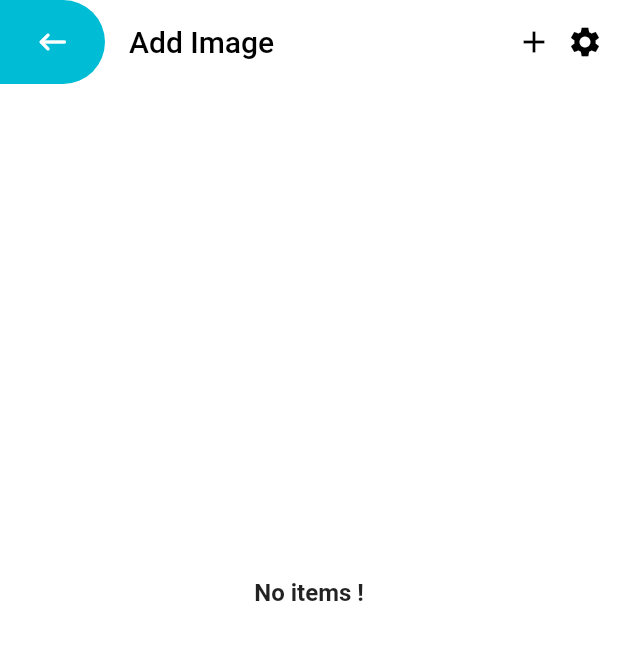
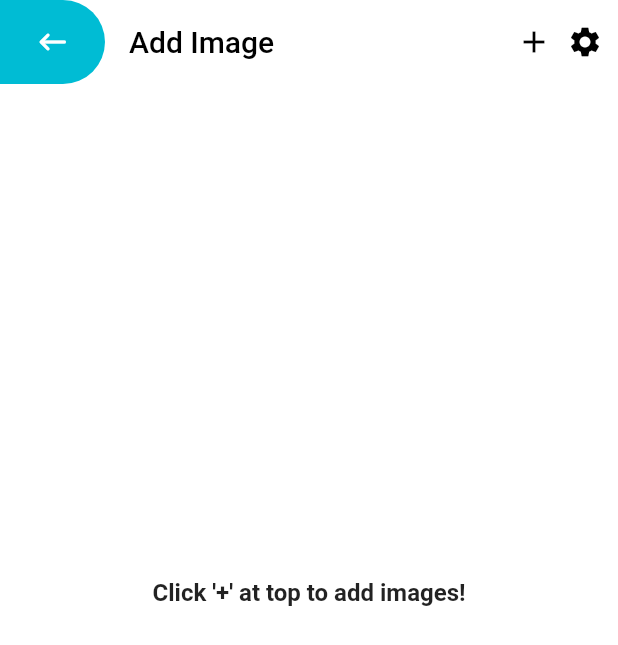
Before and after one commit to sivaprasadnk/pdf_creator, a Flutter app: the CreateScreen screen opened by its route, after a tap on "Gallery", on a phone screen of 412 x 824 dp. Shown: the top 645 px of the screen. Run offline on Flutter 3.47's test engine with Material 2 defaults, Android fonts, the phone set to English and light mode, and no system bars; our stand-ins replace image_picker, open_filex, pdf, printing; missing offline and left inert: flutter_quill.

Commit message:
updating ui

```diff
--- a/lib/main.dart
+++ b/lib/main.dart
@@ -41,7 +41,6 @@ class MyApp extends StatelessWidget {
           title: 'Pdf Creator',
           theme: ThemeData(
             primarySwatch: Colors.cyan,
-            // primarySwatch: Colors.red,
           ),
           home: const HomeScreen(),
           routes: routes,
--- a/lib/utils/data.dart
+++ b/lib/utils/data.dart
@@ -1,6 +1,10 @@
 import 'package:flutter/material.dart';
 import 'package:pdf_creator/views/create/create.screen.dart';
 import 'package:pdf_creator/views/saved/saved.lists.dart';
+
+enum SavedView { list, grid }
+
+enum SavedSort { asc, desc }
 
 class HomeMenu {
   String title;
--- a/lib/views/common/create.list.item.dart
+++ b/lib/views/common/create.list.item.dart
@@ -15,7 +15,7 @@ class CreateListItem extends StatelessWidget {
   Widget build(BuildContext context) {
     return GestureDetector(
       onTap: () {
-        Navigator.pushNamed(context, routeName);
+        Navigator.pushNamed(context, routeName, arguments: arguments);
       },
       child: Container(
         width: 150,
--- a/lib/views/create/create.screen.dart
+++ b/lib/views/create/create.screen.dart
@@ -53,7 +53,9 @@ class _CreateScreenState extends State<CreateScreen> {
             child: const Text(
               "Create",
               style: TextStyle(
-                fontSize: 26,
+                fontSize: 28,
+                fontFamily: "Arvo",
+                color: Colors.red,
                 fontWeight: FontWeight.w600,
               ),
             ),
@@ -64,7 +66,7 @@ class _CreateScreenState extends State<CreateScreen> {
               children: [
                 Container(
                   width: 300,
-                  height: 220,
+                  height: 180,
                   decoration: BoxDecoration(
                     border: Border.all(
                       color: Colors.cyan,
@@ -72,22 +74,16 @@ class _CreateScreenState extends State<CreateScreen> {
                     borderRadius: BorderRadius.circular(10),
                   ),
                   child: Column(
-                    mainAxisAlignment: MainAxisAlignment.center,
+                    mainAxisAlignment: MainAxisAlignment.spaceEvenly,
                     children: const [
                       CreateListItem(
                         routeName: TextListScreen.routeName,
                         title: "List",
                       ),
-                      SizedBox(height: 15),
                       CreateListItem(
                         routeName: SingleTextScreen.routeName,
                         title: "Single Plain Text",
                       ),
-                      SizedBox(height: 15),
-                      // CreateListItem(
-                      //   routeName: RteScreen.routeName,
-                      //   title: "Rich Text",
-                      // ),
 
                     ],
                   ),
@@ -133,14 +129,13 @@ class _CreateScreenState extends State<CreateScreen> {
                     borderRadius: BorderRadius.circular(10),
                   ),
                   child: Column(
-                    mainAxisAlignment: MainAxisAlignment.center,
+                    mainAxisAlignment: MainAxisAlignment.spaceEvenly,
                     children: const [
                       CreateListItem(
                         routeName: ImageListScreen.routeName,
                         arguments: ImageSource.gallery,
                         title: "Gallery",
                       ),
-                      SizedBox(height: 15),
                       CreateListItem(
                         routeName: ImageListScreen.routeName,
                         arguments: ImageSource.camera,
--- a/lib/views/create/image/image.list.screen.dart
+++ b/lib/views/create/image/image.list.screen.dart
@@ -30,8 +30,6 @@ class _ImageListScreenState extends State<ImageListScreen> {
 
   @override
   Widget build(BuildContext context) {
-    debugPrint("..@ list :$imageList");
-    debugPrint("..@ list :${imageList.length}");
     var height = MediaQuery.of(context).size.height;
 
     return Scaffold(
@@ -98,23 +96,24 @@ class _ImageListScreenState extends State<ImageListScreen> {
               GridView.builder(
                 physics: const NeverScrollableScrollPhysics(),
                 shrinkWrap: true,
+                padding: const EdgeInsets.only(left: 15, top: 50, right: 15),
                 gridDelegate: const SliverGridDelegateWithFixedCrossAxisCount(
                   crossAxisCount: 3,
+                  childAspectRatio: 1,
                   crossAxisSpacing: 10,
-                  mainAxisExtent: 100,
+                  // mainAxisExtent: 150,
                 ),
                 itemCount: imageList.length,
                 itemBuilder: (context, index) {
                   var image = imageList[index];
-                  debugPrint("..@ image :${image.path}");
 
                   return Padding(
                     padding: const EdgeInsets.all(8.0),
                     child: Stack(
                       children: [
                         Container(
-                          height: 100,
-                          width: 100,
+                          height: 200,
+                          width: 200,
                           decoration: BoxDecoration(
                             border: Border.all(
                               color: Colors.black,
@@ -124,8 +123,8 @@ class _ImageListScreenState extends State<ImageListScreen> {
                           child: ClipRRect(
                             borderRadius: BorderRadius.circular(8),
                             child: Image(
-                              height: 30,
-                              width: 30,
+                              height: 100,
+                              width: 100,
                               fit: BoxFit.contain,
                               image: FileImage(
                                 File(image.path),
@@ -165,7 +164,7 @@ class _ImageListScreenState extends State<ImageListScreen> {
                   SizedBox(height: height * 0.4),
                   const Center(
                     child: Text(
-                      "No items !",
+                      "Click '+' at top to add images!",
                       style: TextStyle(
                         fontSize: 16,
                         fontWeight: FontWeight.w600,
@@ -193,6 +192,9 @@ class _ImageListScreenState extends State<ImageListScreen> {
                 onPressed: generatePdf,
                 child: const Text(
                   "Generate PDF",
+                  style: TextStyle(
+                    color: Colors.white,
+                  ),
                 ),
               ),
             )
--- a/lib/views/create/text/single.text.screen.dart
+++ b/lib/views/create/text/single.text.screen.dart
@@ -193,9 +193,9 @@ class _SingleTextScreenState extends State<SingleTextScreen> {
           },
         ),
       ); //
-      final output = await getApplicationDocumentsDirectory();
+      final output = await getExternalStorageDirectory();
       var now = DateTime.now().millisecondsSinceEpoch;
-      final file = File("${output.path}/$now.pdf");
+      final file = File("${output!.path}/$now.pdf");
       await file.writeAsBytes(await pdf.save()).then((value) {
         OpenFilex.open(value.path);
       });
```
Also changed, not shown: lib/utils/file.extensions.dart (added, +10 -0 lines), lib/views/home.screen.dart (+6 -4 lines), lib/views/saved/saved.lists.dart (+106 -13 lines), pubspec.yaml (+7 -0 lines), assets/Arvo-Bold.ttf (added), assets/Arvo-Regular.ttf (added), assets/icons/sort.ttf (added).
